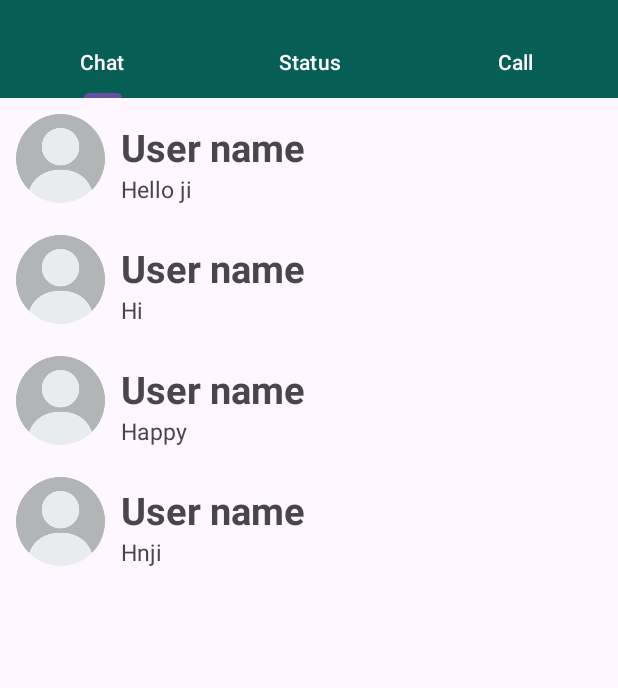
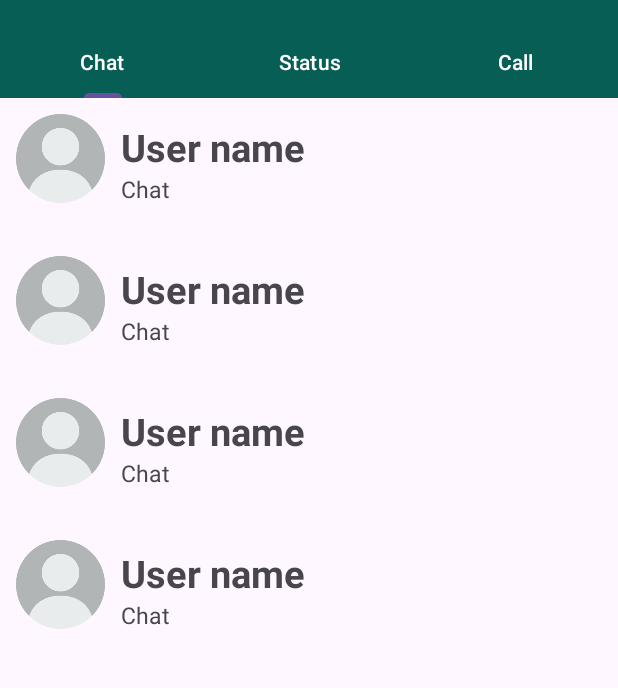
Before and after one commit to drishti2281/Whatsapp-Project, an Android app: the screen it shows after launch (MainActivity), on a phone screen of 412 x 824 dp, the part 70-758 px from its top. Run offline under Robolectric (Android 15) with nearby library versions, the phone set to English and light mode, and no system bars.

Commit message:
check description

```diff
--- a/app/build.gradle.kts
+++ b/app/build.gradle.kts
@@ -43,6 +43,8 @@ dependencies {
         implementation("androidx.appcompat:appcompat:1.6.1")
         implementation("com.google.android.material:material:1.11.0")
         implementation("androidx.constraintlayout:constraintlayout:2.1.4")
+        implementation("androidx.navigation:navigation-ui-ktx:2.7.6")
+        implementation("androidx.navigation:navigation-fragment:2.7.6")
         testImplementation("junit:junit:4.13.2")
         androidTestImplementation("androidx.test.ext:junit:1.1.5")
         androidTestImplementation("androidx.test.espresso:espresso-core:3.5.1")
--- a/app/src/main/java/com/example/whatsappproject/CallAdapter.kt
+++ b/app/src/main/java/com/example/whatsappproject/CallAdapter.kt
@@ -16,8 +16,10 @@ class CallAdapter (var calls : List<CallClass>) : RecyclerView.Adapter<CallAdapt
     }
 
     override fun onBindViewHolder(holder: CallAdapter.CallViewHolder, position: Int) {
-        holder.userName.text =calls[position].userName
-        holder.callTime.text =calls[position].Time
+        holder.apply {
+           // holder.userName.text =calls[position].userName
+           // holder.callTime.text =calls[position].Time
+        }
     }
 
     override fun getItemCount(): Int {
--- a/app/src/main/java/com/example/whatsappproject/ChatAdapter.kt
+++ b/app/src/main/java/com/example/whatsappproject/ChatAdapter.kt
@@ -14,9 +14,11 @@ class ChatAdapter (var chats : List<ChatsClass>) : RecyclerView.Adapter<ChatAdap
         return ChatViewHolder(view)
     }
 
-    override fun onBindViewHolder(holder: ChatAdapter.ChatViewHolder, position: Int) {
-        holder.userName.text =chats[position].userName
-        holder.chatMsg.text =chats[position].chatMsg
+    override fun onBindViewHolder(holder: ChatViewHolder, position: Int) {
+        holder.apply {
+//           holder.userName.text(chats[position].userName)
+//            holder.chatMsg.text(chats[position].chatMsg)
+        }
     }
 
     override fun getItemCount(): Int {
--- a/app/src/main/java/com/example/whatsappproject/MainActivity.kt
+++ b/app/src/main/java/com/example/whatsappproject/MainActivity.kt
@@ -17,16 +17,17 @@ import com.google.android.material.tabs.TabLayoutMediator
 class MainActivity : AppCompatActivity() {
     lateinit var binding: ActivityMainBinding
     var fragment = arrayListOf<Fragment>()
-    val title = listOf("Chat","Status","Call")
-    var layout = arrayListOf(R.layout.fragment_chat,
-        R.layout.fragment_status,
-        R.layout.fragment_call)
+    val title = listOf("Chat", "Status", "Call")
 
     override fun onCreate(savedInstanceState: Bundle?) {
         super.onCreate(savedInstanceState)
         binding = ActivityMainBinding.inflate(layoutInflater)
         setContentView(binding.root)
-
+        var layout = arrayListOf(
+            R.layout.fragment_chat,
+            R.layout.fragment_status,
+            R.layout.fragment_call
+        )
         fragment.add(ChatFragment())
         fragment.add(StatusFragment())
         fragment.add(CallFragment())
@@ -35,7 +36,8 @@ class MainActivity : AppCompatActivity() {
 
         TabLayoutMediator(binding.tlTabLayoutview, binding.Pagerview) { tab, position ->
             tab.text = title[position]
-        }.attach()
+        }
+            .attach()
     }
     override fun onCreateOptionsMenu(menu: Menu?): Boolean {
      menuInflater.inflate(R.menu.side_menu, menu)
@@ -62,8 +64,6 @@ class MainActivity : AppCompatActivity() {
 }
     class TabAdapter(fa: FragmentActivity, var list: List<Fragment>) : FragmentStateAdapter(fa) {
         override fun getItemCount() = list.size
-
-    override
-    fun createFragment(position: Int) = list[position]
+        override fun createFragment(position: Int) = list[position]
 
     }
--- a/app/src/main/java/com/example/whatsappproject/StatusAdapter.kt
+++ b/app/src/main/java/com/example/whatsappproject/StatusAdapter.kt
@@ -16,8 +16,9 @@ class StatusAdapter (var status : List<StatusClass>) : RecyclerView.Adapter<Stat
     }
 
     override fun onBindViewHolder(holder: StatusAdapter.StatusViewHolder, position: Int) {
-        holder.userName.text =status[position].userName
-        holder.callTime.text =status[position].Time
+        holder.apply {  }
+ //       holder.userName.text =status[position].userName
+    //    holder.callTime.text =status[position].Time
     }
 
     override fun getItemCount(): Int {
```
Lines whose indentation alone changed are shown as unchanged.
